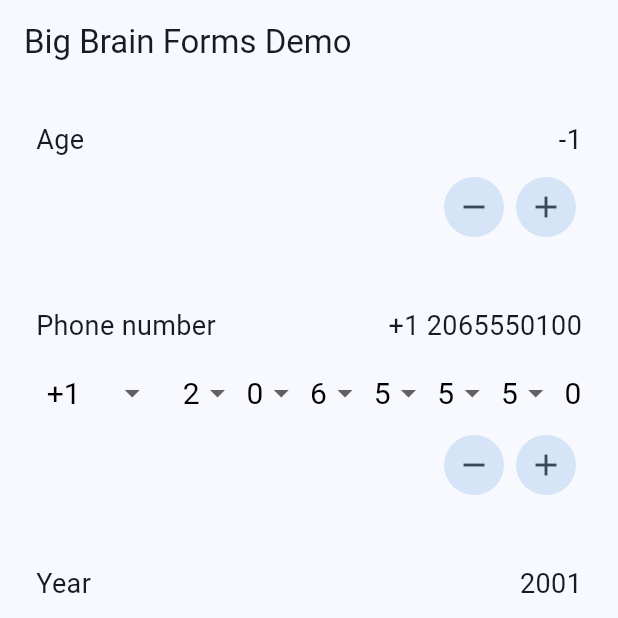
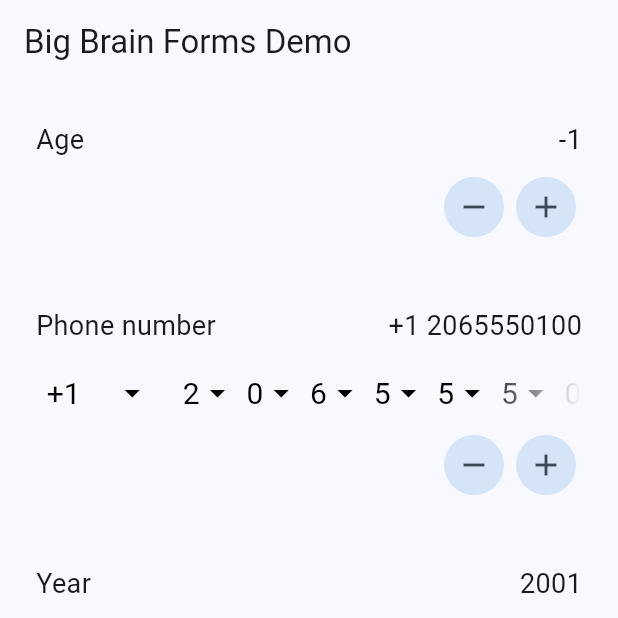
Before and after one commit to Yukinosuke-Takada/big_brain_forms, a Flutter app: the screen it shows after launch, after a tap on the "remove" icon, on a phone screen of 412 x 824 dp, the top half of it. Run offline on Flutter 3.47's test engine with Material 2 defaults, Android fonts, the phone set to English and light mode, and no system bars.

Commit message:
feature: shader mask on picker

```diff
--- a/lib/src/phone_number_picker/phone_number_picker.dart
+++ b/lib/src/phone_number_picker/phone_number_picker.dart
@@ -62,6 +62,11 @@
   late PhoneNumberPickerController _controller;
   late PhoneNumber _value;
 
+  late final ScrollController _scrollController;
+
+  double _scrollPosition = 0.0;
+  double _scrollMax = 0.0;
+
   void _onValueChanged(PhoneNumber value) {
     setState(() {
       _value = value;
@@ -93,6 +98,35 @@
         },
       );
     }
+
+    _scrollController = ScrollController();
+    _scrollController.addListener(() {
+      _setScrollPositions();
+    });
+    WidgetsBinding.instance.addPostFrameCallback((_) {
+      _setScrollPositions();
+    });
+  }
+
+  @override
+  void dispose() {
+    _scrollController.dispose();
+    super.dispose();
+  }
+
+  void _setScrollPositions() {
+    final double currentScrollPosition = _scrollController.position.pixels;
+    final double currentScrollMax = _scrollController.position.maxScrollExtent;
+    if (currentScrollPosition < 0 && _scrollPosition < 0) {
+      return;
+    }
+    if (currentScrollPosition > currentScrollMax && _scrollPosition > currentScrollMax) {
+      return;
+    }
+    setState(() {
+      _scrollPosition = _scrollController.position.pixels;
+      _scrollMax = _scrollController.position.maxScrollExtent;
+    });
   }
 
   bool canIncrement() {
@@ -110,6 +144,16 @@
       return false;
     }
     return true;
+  }
+
+  int _to255(double value) {
+    if (value < 0) {
+      return 0;
+    }
+    if (value > 255) {
+      return 255;
+    }
+    return value.floor();
   }
 
   @override
@@ -137,10 +181,34 @@
             ],
           ),
           SizedBox(height: widget.labelBottomPadding),
-          Align(
+          ShaderMask(
+            shaderCallback: (Rect rect) {
+              final Color startColor = _scrollPosition < 50 ? Color.fromARGB(255 -_to255(_scrollPosition / 50 * 255), 0, 0, 0) : Colors.transparent;
+              final Color endColor = _scrollPosition > _scrollMax - 50 ? Color.fromARGB(255 - _to255((_scrollMax - _scrollPosition) / 50 * 255), 0, 0, 0) : Colors.transparent;
+              return LinearGradient(
+                begin: Alignment.centerLeft,
+                end: Alignment.centerRight,
+                colors: [
+                  startColor,
+                  Colors.black,
+                  Colors.black,
+                  endColor,
+                ],
+                stops: const [
+                  0.0,
+                  0.2,
+                  0.8,
+                  1.0,
+                ],
+              ).createShader(rect);
+            },
+            child: SizedBox(
+              width: double.infinity,
+              child: Align(
                 alignment: Alignment.centerRight,
                 child: SingleChildScrollView(
                   scrollDirection: Axis.horizontal,
+                  controller: _scrollController,
                   child: Row(
                     children: [
                       SizedBox(width: (widget.textFontSize ?? 14) * 0.4 * widget.pickerSpacingIndex),
@@ -186,6 +254,8 @@
                   ),
                 )
               ),
+            ),
+          ),
           Row(
             children: [
               const Spacer(),
@@ -193,12 +263,14 @@
                 icon: widget.decrementIcon,
                 onPressed: canDecrement() ? () {
                   if (canDecrement()) _controller.removeDigit();
+                  _setScrollPositions();
                 } : null,
               ),
               IconButton.filledTonal(
                 icon: widget.incrementIcon,
                 onPressed: canIncrement() ? () {
                   if (canIncrement()) _controller.addDigit();
+                  _setScrollPositions();
                 } : null,
               ),
             ],
```
Lines whose indentation alone changed are shown as unchanged.
